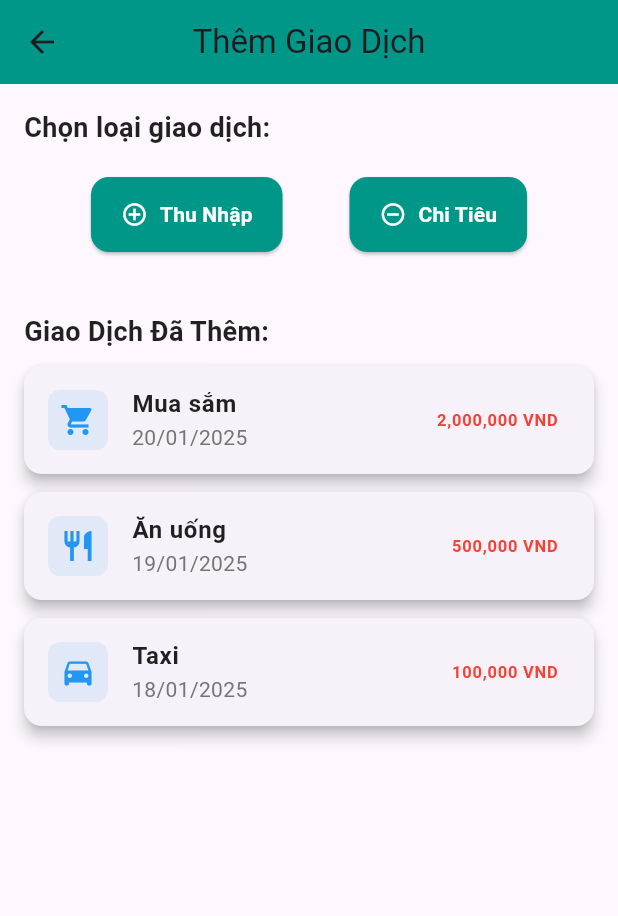
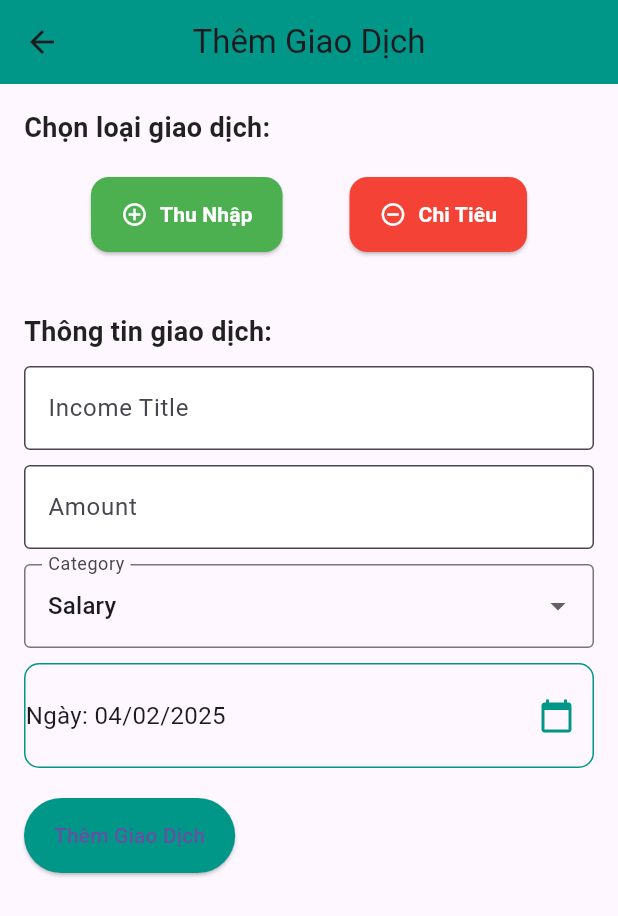
Before and after one commit to catchmeifyoucan99/monkey_app, a Flutter app: the AddScreen screen opened directly, on a phone screen of 412 x 824 dp. Shown: the top 916 px of the screen. Run offline on Flutter 3.47's test engine with Material 3 defaults, Android fonts, the phone set to English and light mode, and no system bars; our stand-ins replace fl_chart, shared_preferences; accounts and stored records are empty.

Commit message:
fix add screen

```diff
--- /dev/null
+++ b/devtools_options.yaml
@@ -0,0 +1,3 @@
+description: This file stores settings for Dart & Flutter DevTools.
+documentation: https://docs.flutter.dev/tools/devtools/extensions#configure-extension-enablement-states
+extensions:
--- a/lib/view/screen/main/add/add_screen.dart
+++ b/lib/view/screen/main/add/add_screen.dart
@@ -1,7 +1,22 @@
 import 'package:flutter/material.dart';
+import 'package:intl/intl.dart';
 
-class AddScreen extends StatelessWidget {
+class AddScreen extends StatefulWidget {
   const AddScreen({super.key});
+
+  @override
+  _AddScreenState createState() => _AddScreenState();
+}
+
+class _AddScreenState extends State<AddScreen> {
+  String? transactionType = 'Income';
+  DateTime selectedDate = DateTime.now();
+  TextEditingController titleController = TextEditingController();
+  TextEditingController amountController = TextEditingController();
+  String? selectedCategory = 'Salary';
+
+  List<String> incomeCategories = ['Salary', 'Business', 'Freelance'];
+  List<String> expenseCategories = ['Food', 'Transportation', 'Entertainment'];
 
   @override
   Widget build(BuildContext context) {
@@ -13,6 +28,7 @@ class AddScreen extends StatelessWidget {
       ),
       body: Padding(
         padding: const EdgeInsets.all(16.0),
+        child: SingleChildScrollView(
           child: Column(
             crossAxisAlignment: CrossAxisAlignment.start,
             children: [
@@ -25,33 +41,35 @@ class AddScreen extends StatelessWidget {
                 ),
               ),
               const SizedBox(height: 20),
-            // Các nút bấm thêm thu nhập và chi tiêu
+
               Row(
                 mainAxisAlignment: MainAxisAlignment.spaceEvenly,
                 children: [
                   _buildTransactionButton(
-                  context,
                     'Thu Nhập',
                     Icons.add_circle_outline,
                     Colors.green,
                         () {
-                    // Chuyển tới màn hình Thu Nhập
+                      setState(() {
+                        transactionType = 'Income';
+                      });
                     },
                   ),
                   _buildTransactionButton(
-                  context,
                     'Chi Tiêu',
                     Icons.remove_circle_outline,
                     Colors.red,
                         () {
-                    // Chuyển tới màn hình Chi Tiêu
+                      setState(() {
+                        transactionType = 'Expense';
+                      });
                     },
                   ),
                 ],
               ),
               const SizedBox(height: 40),
               const Text(
-              'Giao Dịch Đã Thêm:',
+                'Thông tin giao dịch:',
                 style: TextStyle(
                   fontSize: 18,
                   fontWeight: FontWeight.bold,
@@ -59,18 +77,97 @@ class AddScreen extends StatelessWidget {
                 ),
               ),
               const SizedBox(height: 10),
-            // Danh sách giao dịch đã thêm
-            _buildTransactionCard('Mua sắm', '2,000,000 VND', '20/01/2025', Icons.shopping_cart),
-            _buildTransactionCard('Ăn uống', '500,000 VND', '19/01/2025', Icons.restaurant),
-            _buildTransactionCard('Taxi', '100,000 VND', '18/01/2025', Icons.directions_car),
+              _buildTextField(
+                controller: titleController,
+                label: 'Income Title',
+              ),
+              const SizedBox(height: 10),
+              _buildTextField(
+                controller: amountController,
+                label: 'Amount',
+                keyboardType: TextInputType.number,
+              ),
+              const SizedBox(height: 10),
+              DropdownButtonFormField<String>(
+                value: transactionType == 'Income' ? selectedCategory : 'Food',
+                onChanged: (String? newValue) {
+                  setState(() {
+                    selectedCategory = newValue!;
+                  });
+                },
+                items: (transactionType == 'Income' ? incomeCategories : expenseCategories)
+                    .map<DropdownMenuItem<String>>((String value) {
+                  return DropdownMenuItem<String>(
+                    value: value,
+                    child: Text(value),
+                  );
+                }).toList(),
+                decoration: const InputDecoration(
+                  labelText: 'Category',
+                  border: OutlineInputBorder(),
+                ),
+              ),
+              const SizedBox(height: 10),
+              Container(
+                width: double.infinity,
+                padding: const EdgeInsets.symmetric(vertical: 10),
+                decoration: BoxDecoration(
+                  border: Border.all(color: Colors.teal),
+                  borderRadius: BorderRadius.circular(10),
+                ),
+                child: Row(
+                  mainAxisAlignment: MainAxisAlignment.spaceBetween,
+                  children: [
+                    Text(
+                      'Ngày: ${DateFormat('dd/MM/yyyy').format(selectedDate)}',
+                      style: const TextStyle(fontSize: 16),
+                    ),
+                    IconButton(
+                      icon: const Icon(Icons.calendar_today, color: Colors.teal),
+                      onPressed: () async {
+                        DateTime? pickedDate = await showDatePicker(
+                          context: context,
+                          initialDate: selectedDate,
+                          firstDate: DateTime(2000),
+                          lastDate: DateTime(2101),
+                        );
+                        if (pickedDate != null && pickedDate != selectedDate) {
+                          setState(() {
+                            selectedDate = pickedDate;
+                          });
+                        }
+                      },
+                    ),
                   ],
+                ),
+              ),
+              const SizedBox(height: 20),
+              ElevatedButton(
+                onPressed: () {
+                  String title = titleController.text;
+                  String amount = amountController.text;
+                  String category = selectedCategory ?? '';
+                  String date = DateFormat('dd/MM/yyyy').format(selectedDate);
+
+                  if (title.isNotEmpty && amount.isNotEmpty) {
+                    print('Giao dịch đã thêm: $title, $amount, $category, $date');
+                  }
+                },
+                child: const Text('Thêm Giao Dịch'),
+                style: ElevatedButton.styleFrom(
+                  backgroundColor: Colors.teal,
+                  padding: const EdgeInsets.symmetric(horizontal: 20, vertical: 15),
+                ),
+              ),
+            ],
+          ),
         ),
       ),
     );
   }
 
-  // Hàm xây dựng button cho thu nhập và chi tiêu
-  Widget _buildTransactionButton(BuildContext context, String label, IconData icon, Color color, VoidCallback onPressed) {
+  Widget _buildTransactionButton(
+      String label, IconData icon, Color color, VoidCallback onPressed) {
     return ElevatedButton.icon(
       onPressed: onPressed,
       icon: Icon(icon, color: Colors.white),
@@ -79,7 +176,7 @@ class AddScreen extends StatelessWidget {
         style: const TextStyle(color: Colors.white, fontWeight: FontWeight.bold),
       ),
       style: ElevatedButton.styleFrom(
-        backgroundColor: Colors.teal,
+        backgroundColor: color,
         shape: RoundedRectangleBorder(
           borderRadius: BorderRadius.circular(12),
         ),
@@ -88,43 +185,19 @@ class AddScreen extends StatelessWidget {
     );
   }
 
-  // Hàm xây dựng card cho mỗi giao dịch
-  Widget _buildTransactionCard(String title, String amount, String date, IconData icon) {
-    return Card(
-      margin: const EdgeInsets.only(bottom: 12),
-      elevation: 4,
-      shape: RoundedRectangleBorder(
-        borderRadius: BorderRadius.circular(12),
-      ),
-      child: ListTile(
-        leading: Container(
-          padding: const EdgeInsets.all(8),
-          decoration: BoxDecoration(
-            color: Colors.blue.withOpacity(0.1),
-            borderRadius: BorderRadius.circular(8),
-          ),
-          child: Icon(icon, color: Colors.blue),
-        ),
-        title: Text(
-          title,
-          style: const TextStyle(
-            fontWeight: FontWeight.bold,
-            color: Colors.black87,
-          ),
-        ),
-        subtitle: Text(
-          date,
-          style: TextStyle(
-            color: Colors.grey[600],
-          ),
-        ),
-        trailing: Text(
-          amount,
-          style: const TextStyle(
-            fontWeight: FontWeight.bold,
-            color: Colors.red,
-          ),
-        ),
+  Widget _buildTextField({
+    required TextEditingController controller,
+    required String label,
+    TextInputType keyboardType = TextInputType.text,
+  }) {
+    return TextField(
+      controller: controller,
+      keyboardType: keyboardType,
+      decoration: InputDecoration(
+        labelText: label,
+        border: OutlineInputBorder(),
+        filled: true,
+        fillColor: Colors.white,
       ),
     );
   }
--- a/lib/view/screen/main/saving/saving_list.dart
+++ b/lib/view/screen/main/saving/saving_list.dart
@@ -2,9 +2,9 @@ import 'package:expense_personal/model/saving.dart';
 import 'package:flutter/material.dart';
 
 class SavingList extends StatelessWidget {
-  final List<Saving> savings; // Nhận danh sách tiết kiệm từ SavingScreen
+  final List<Saving> savings;
 
-  const SavingList({super.key, required this.savings}); // Constructor nhận danh sách
+  const SavingList({super.key, required this.savings});
 
   void _showSavingDetails(BuildContext context, Saving saving) {
     showDialog(
--- a/pubspec.yaml
+++ b/pubspec.yaml
@@ -36,6 +36,7 @@ dependencies:
   cupertino_icons: ^1.0.8
   shared_preferences: ^2.5.1
   fl_chart: ^0.70.2
+  intl: ^0.20.2
 
 dev_dependencies:
   flutter_test:
```
Also changed, not shown: lib/view/screen/main/overview/overview_screen.dart (+0 -7 lines), pubspec.lock. Lines whose indentation alone changed are shown as unchanged.
